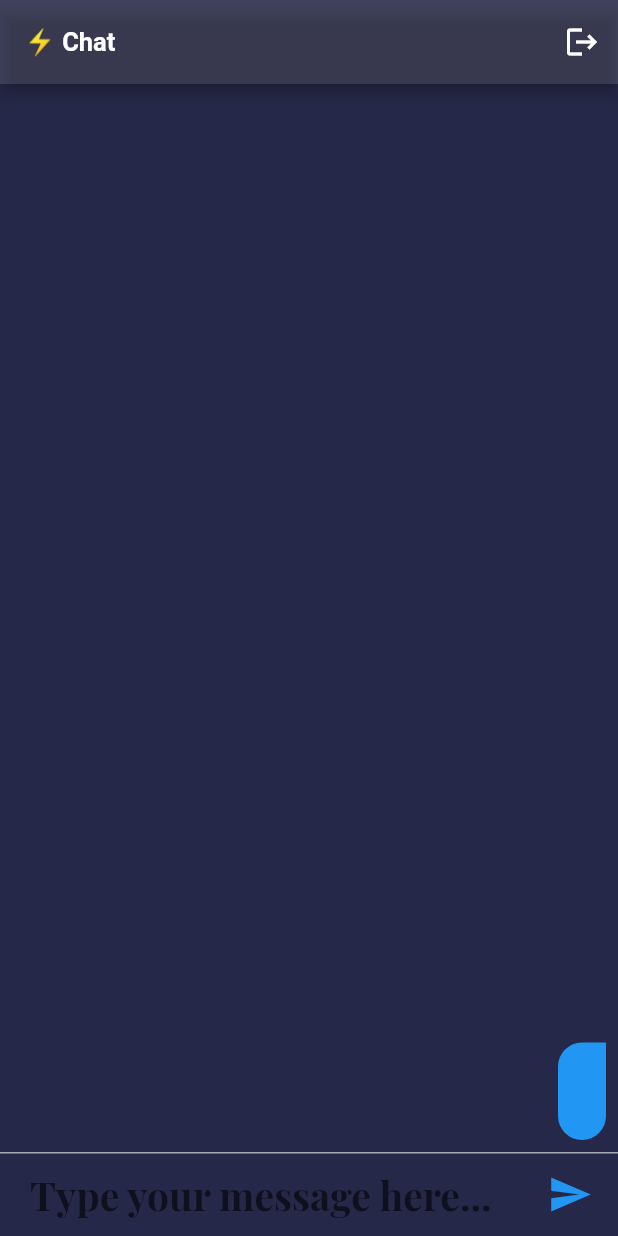
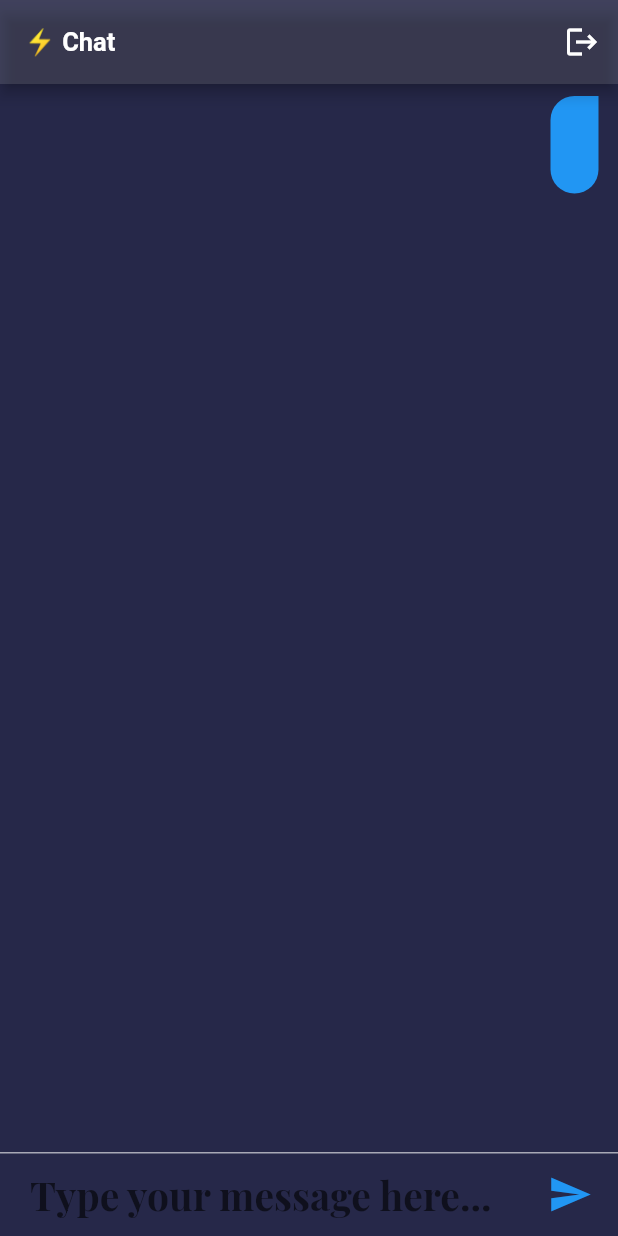
Before and after one commit to ParimSsme/FlashChat, a Flutter app: the screen it shows once a user with an empty profile is signed in, after a tap on the "send" icon, on a phone screen of 412 x 824 dp. Run offline on Flutter 3.47's test engine with Material 3 defaults, Android fonts, the phone set to English and light mode, and no system bars; our stand-ins replace animated_text_kit, bloc, cloud_firestore, equatable, firebase_auth, firebase_core and 5 more; accounts and stored records are empty.

Commit message:
add bloc clean architecture to chat feat

```diff
--- a/lib/config/router_config.dart
+++ b/lib/config/router_config.dart
@@ -2,7 +2,7 @@ import 'package:flutter/material.dart';
 import '../features/auth/presentation/screens/login_screen.dart';
 import '../features/auth/presentation/screens/registration_screen.dart';
 import '../features/auth/presentation/screens/welcome_screen.dart';
-import '../screens/chat_screen.dart';
+import '../features/chat/presentation/screens/chat_screen.dart';
 
 class MyRouter{
 
--- /dev/null
+++ b/lib/features/chat/data/data_source/remote/chat_api_provider.dart
@@ -0,0 +1,13 @@
+import 'package:cloud_firestore/cloud_firestore.dart';
+
+class ChatApiProvider {
+  FirebaseFirestore fireStore;
+  ChatApiProvider(this.fireStore);
+
+  Stream<QuerySnapshot<Map<String, dynamic>>> callMessages() {
+    return fireStore
+        .collection('messages')
+        .orderBy('date', descending: false)
+        .snapshots();
+  }
+}
--- /dev/null
+++ b/lib/features/chat/data/models/message_model.dart
@@ -0,0 +1,28 @@
+import 'package:cloud_firestore/cloud_firestore.dart';
+import '../../domain/entity/message_entity.dart';
+
+
+class MessageModel extends MessageEntity {
+
+  @override
+  final String text;
+
+  @override
+  final String sender;
+
+  @override
+  final int date;
+
+  const MessageModel({
+    this.text = '',
+    this.sender = '',
+    this.date = 0,
+  });
+
+  factory MessageModel.fromSnapshot(QueryDocumentSnapshot<Object?> snapshot) => MessageModel(
+    text: snapshot["text"],
+    sender: snapshot["sender"],
+    date: snapshot["date"],
+  );
+
+}
--- /dev/null
+++ b/lib/features/chat/data/repository/chat_repositoryimpl.dart
@@ -0,0 +1,14 @@
+import 'package:flash_chat_starting_project/features/chat/data/data_source/remote/chat_api_provider.dart';
+import 'package:flash_chat_starting_project/features/chat/data/models/message_model.dart';
+import 'package:flash_chat_starting_project/features/chat/domain/entity/message_entity.dart';
+import '../../domain/repository/chat_repository.dart';
+
+class ChatRepositoryImpl extends ChatRepository {
+  ChatApiProvider apiProvider;
+  ChatRepositoryImpl(this.apiProvider);
+
+  @override
+  Stream<List<MessageEntity>> fetchAllMessages() {
+    return apiProvider.callMessages().map((snapshot) => List<MessageEntity>.from(snapshot.docs.map((x) => MessageModel.fromSnapshot(x))));
+  }
+}
--- /dev/null
+++ b/lib/features/chat/domain/entity/message_entity.dart
@@ -0,0 +1,20 @@
+import 'package:equatable/equatable.dart';
+
+class MessageEntity extends Equatable {
+  final String text;
+  final String sender;
+  final int date;
+
+  const MessageEntity({
+    this.text = '',
+    this.sender = '',
+    this.date = 0,
+  });
+
+  @override
+  List<Object?> get props => [
+        text,
+        sender,
+        date,
+      ];
+}
--- /dev/null
+++ b/lib/features/chat/domain/repository/chat_repository.dart
@@ -0,0 +1,7 @@
+import 'package:flash_chat_starting_project/features/chat/domain/entity/message_entity.dart';
+
+abstract class ChatRepository {
+
+  Stream<List<MessageEntity>> fetchAllMessages();
+
+}
--- /dev/null
+++ b/lib/features/chat/presentation/cubits/chat_cubit.dart
@@ -0,0 +1,45 @@
+import 'dart:async';
+import 'package:bloc/bloc.dart';
+import 'package:flash_chat_starting_project/features/chat/data/repository/chat_repositoryimpl.dart';
+import 'package:flash_chat_starting_project/features/chat/domain/entity/message_entity.dart';
+
+part 'message_list_status.dart';
+part 'chat_state.dart';
+
+abstract class ItemsEvent {}
+
+class LoadItems extends ItemsEvent {}
+
+class ChatCubit extends Cubit<ChatState> {
+  ChatRepositoryImpl repository;
+
+  StreamSubscription<List<MessageEntity>>? _itemsSubscription;
+
+  ChatCubit(
+    this.repository,
+  ) : super(
+          ChatState(
+            messageListStatus: MessageListLoading(),
+          ),
+        );
+
+  void loadAllMessagesEvent() async {
+    emit(state.copyWith(newMessageListStatus: MessageListLoading()));
+
+    try {
+      _itemsSubscription = repository.fetchAllMessages().listen((items) {
+        emit(state.copyWith(
+            newMessageListStatus: MessageListLoaded(items)));
+      });
+    } catch (e) {
+      emit(state.copyWith(
+          newMessageListStatus: MessageListError(e.toString())));
+    }
+  }
+
+  @override
+  Future<void> close() {
+    _itemsSubscription?.cancel();
+    return super.close();
+  }
+}
--- /dev/null
+++ b/lib/features/chat/presentation/cubits/chat_state.dart
@@ -0,0 +1,17 @@
+part of 'chat_cubit.dart';
+
+class ChatState {
+  final MessageListStatus messageListStatus;
+
+  ChatState({
+    required this.messageListStatus,
+  });
+
+  ChatState copyWith({
+    MessageListStatus? newMessageListStatus,
+  }) {
+    return ChatState(
+      messageListStatus: newMessageListStatus ?? messageListStatus,
+    );
+  }
+}
--- /dev/null
+++ b/lib/features/chat/presentation/cubits/message_list_status.dart
@@ -0,0 +1,15 @@
+part of 'chat_cubit.dart';
+
+abstract class MessageListStatus{}
+
+class MessageListLoading extends MessageListStatus{}
+
+class MessageListLoaded extends MessageListStatus{
+  final List<MessageEntity> messages;
+  MessageListLoaded(this.messages);
+}
+
+class MessageListError extends MessageListStatus{
+  final String error;
+  MessageListError(this.error);
+}
--- /dev/null
+++ b/lib/features/chat/presentation/screens/chat_screen.dart
@@ -0,0 +1,124 @@
+import 'package:cloud_firestore/cloud_firestore.dart';
+import 'package:flash_chat_starting_project/features/chat/data/repository/chat_repositoryimpl.dart';
+import 'package:flash_chat_starting_project/features/chat/domain/entity/message_entity.dart';
+import 'package:flutter/material.dart';
+import 'package:flash_chat_starting_project/constants.dart';
+import 'package:flutter_bloc/flutter_bloc.dart';
+import '../widget/message_bubble.dart';
+import '../../../../locator.dart';
+import '../cubits/chat_cubit.dart';
+
+class ChatScreen extends StatefulWidget {
+  static const String routeName = '/chat_screen';
+
+  const ChatScreen({super.key});
+
+  @override
+  State<ChatScreen> createState() => _ChatScreenState();
+}
+
+class _ChatScreenState extends State<ChatScreen> {
+  final _fireStore = FirebaseFirestore.instance;
+  final TextEditingController _messageTextController = TextEditingController();
+
+  @override
+  Widget build(BuildContext context) {
+    return BlocProvider(
+      create: (context) => ChatCubit(locator<ChatRepositoryImpl>())..loadAllMessagesEvent(),
+      child: Scaffold(
+        appBar: AppBar(
+          backgroundColor: kBackgroundColor,
+          automaticallyImplyLeading: false,
+          leading: null,
+          actions: <Widget>[
+            IconButton(
+                icon: const Icon(Icons.logout),
+                onPressed: () {
+                  if (Navigator.canPop(context)) {
+                    Navigator.pop(context);
+                  }
+
+                  // AuthService().signOut();
+                }),
+          ],
+          title: const Text('⚡ ️Chat'),
+        ),
+        body: Column(
+          mainAxisAlignment: MainAxisAlignment.spaceBetween,
+          crossAxisAlignment: CrossAxisAlignment.stretch,
+          children: [
+            Expanded(
+              child: BlocBuilder<ChatCubit, ChatState>(
+                buildWhen: (previous, current) => previous.messageListStatus != current.messageListStatus,
+                builder: (context, state) {
+                  /// loading
+                  if (state is MessageListLoading) {
+                    return const Center(child: CircularProgressIndicator());
+                  }
+
+                  /// completed
+                  if(state.messageListStatus is MessageListLoaded){
+                    List<MessageEntity> messages = (state.messageListStatus as MessageListLoaded).messages;
+
+                    return  ListView.separated(
+                        shrinkWrap: true,
+                        physics: const NeverScrollableScrollPhysics(),
+                        padding: const EdgeInsets.symmetric(horizontal: 5),
+                        itemCount: messages.length,
+                        itemBuilder: (context, index) {
+                          final item = messages[index];
+                          return MessageBubble(
+                            message: item.text,
+                            sender: item.sender,
+                            isMe: true,
+                            // isMe: AuthService().getCurrentUser!.email == sender,
+                          );
+                        },
+                        separatorBuilder: (context, index){
+                          return const SizedBox(height: 15,);
+                        },
+                    );
+                  }
+
+                  ///error
+                  if (state is MessageListError) {
+                    return Center(child: Text('Error: ${(state.messageListStatus as MessageListError).error}'));
+                  }
+
+                  return Container();
+                },
+              )
+            ),
+            Container(
+              decoration: kMessageContainerDecoration,
+              child: Row(
+                crossAxisAlignment: CrossAxisAlignment.center,
+                children: <Widget>[
+                  Expanded(
+                    child: TextField(
+                      controller: _messageTextController,
+                      decoration: kMessageTextFieldDecoration,
+                    ),
+                  ),
+                  TextButton(
+                    onPressed: () {
+                      _fireStore.collection('messages').add({
+                        'date': DateTime.now().microsecondsSinceEpoch,
+                        'text': _messageTextController.text,
+                        'sender': ''
+                        // 'sender': AuthService().getCurrentUser!.email,
+                      });
+                      _messageTextController.clear();
+                    },
+                    child: const Icon(Icons.send,
+                        size: 30, color: kSendButtonColor),
+                  ),
+                ],
+              ),
+            ),
+          ],
+        ),
+      ),
+    );
+  }
+}
--- a/lib/components/message_bubble.dart
+++ b/lib/features/chat/presentation/widget/message_bubble.dart
@@ -1,6 +1,6 @@
 import 'package:flutter/material.dart';
 
-import '../constants.dart';
+import '../../../../constants.dart';
 
 class MessageBubble extends StatelessWidget {
   final String? message, sender;
--- a/lib/locator.dart
+++ b/lib/locator.dart
@@ -1,10 +1,20 @@
+import 'package:cloud_firestore/cloud_firestore.dart';
 import 'package:flash_chat_starting_project/features/auth/data/repository/authentication_repositoryimpl.dart';
 import 'package:get_it/get_it.dart';
+
+import 'features/chat/data/data_source/remote/chat_api_provider.dart';
+import 'features/chat/data/repository/chat_repositoryimpl.dart';
 
 final locator = GetIt.instance;
 
 Future<void> setupLocator() async {
 
+  locator.registerSingleton<FirebaseFirestore>(FirebaseFirestore.instance);
+
+  /// Api Providers
+  locator.registerSingleton<ChatApiProvider>(ChatApiProvider(locator()));
+
   /// Repositories
   locator.registerSingleton<AuthenticationRepositoryImpl>(AuthenticationRepositoryImpl());
+  locator.registerSingleton<ChatRepositoryImpl>(ChatRepositoryImpl(locator()));
 }
--- a/lib/main.dart
+++ b/lib/main.dart
@@ -1,5 +1,5 @@
 import 'package:firebase_core/firebase_core.dart';
-import 'package:flash_chat_starting_project/screens/chat_screen.dart';
+import 'package:flash_chat_starting_project/features/chat/presentation/screens/chat_screen.dart';
 import 'common/bloc/app_bloc.dart';
 import 'config/my_theme.dart';
 import 'config/router_config.dart';
--- a/lib/screens/chat_screen.dart
+++ /dev/null
@@ -1,125 +0,0 @@
-import 'package:cloud_firestore/cloud_firestore.dart';
-import 'package:flash_chat_starting_project/services/auth_service.dart';
-import 'package:flutter/material.dart';
-import 'package:flash_chat_starting_project/constants.dart';
-import '../components/message_bubble.dart';
-
-class ChatScreen extends StatefulWidget {
-  static const String routeName = '/chat_screen';
-  @override
-  _ChatScreenState createState() => _ChatScreenState();
-}
-
-class _ChatScreenState extends State<ChatScreen> {
-  final _fireStore = FirebaseFirestore.instance;
-  TextEditingController _messageTextController = TextEditingController();
-
-  @override
-  Widget build(BuildContext context) {
-    return Scaffold(
-      appBar: AppBar(
-        backgroundColor: kBackgroundColor,
-        automaticallyImplyLeading: false,
-        leading: null,
-        actions: <Widget>[
-          IconButton(
-              icon: const Icon(Icons.logout),
-              onPressed: () {
-                if (Navigator.canPop(context)) {
-                  Navigator.pop(context);
-                }
-
-                AuthService().signOut();
-              }),
-        ],
-        title: const Text('⚡ ️Chat'),
-      ),
-      body: SafeArea(
-        child: Column(
-          mainAxisAlignment: MainAxisAlignment.spaceBetween,
-          crossAxisAlignment: CrossAxisAlignment.stretch,
-          children: <Widget>[
-            MessageStream(fireStore: _fireStore),
-            Container(
-              decoration: kMessageContainerDecoration,
-              child: Row(
-                crossAxisAlignment: CrossAxisAlignment.center,
-                children: <Widget>[
-                  Expanded(
-                    child: TextField(
-                      controller: _messageTextController,
-                      decoration: kMessageTextFieldDecoration,
-                    ),
-                  ),
-                  TextButton(
-                    onPressed: () {
-                      _fireStore.collection('messages').add({
-                        'date': DateTime.now().microsecondsSinceEpoch,
-                        'text': _messageTextController.text,
-                        'sender': AuthService().getCurrentUser!.email,
-                      });
-                      _messageTextController.clear();
-                    },
-                    child: const Icon(Icons.send,
-                        size: 30, color: kSendButtonColor),
-                  ),
-                ],
-              ),
-            ),
-          ],
-        ),
-      ),
-    );
-  }
-}
-
-class MessageStream extends StatelessWidget {
-  const MessageStream({
-    Key? key,
-    required FirebaseFirestore fireStore,
-  })  : _fireStore = fireStore,
-        super(key: key);
-
-  final FirebaseFirestore _fireStore;
-
-  @override
-  Widget build(BuildContext context) {
-    return StreamBuilder<QuerySnapshot>(
-      stream: _fireStore
-          .collection('messages')
-          .orderBy('date', descending: true)
-          .snapshots(),
-      builder: (context, snapshot) {
-        if (snapshot.connectionState == ConnectionState.waiting) {
-          return Expanded(
-            child: Center(
-                child: CircularProgressIndicator(
-                    backgroundColor: Colors.lightBlue)),
-          );
-        }
-        if (snapshot.hasData) {
-          var messages = snapshot.data!.docs;
-          List<Widget> messageBubbles = [];
-          for (var message in messages) {
-            var messageText = message.get('text');
-            var sender = message.get('sender');
-            Widget messageBubble = MessageBubble(
-              message: messageText,
-              sender: sender,
-              isMe: AuthService().getCurrentUser!.email == sender,
-            );
-            messageBubbles.add(messageBubble);
-          }
-          return Expanded(
-            child: ListView(
-              reverse: true,
-              children: messageBubbles,
-            ),
-          );
-        } else {
-          return Center(child: Text('Snapshot has no data'));
-        }
-      },
-    );
-  }
-}
```
